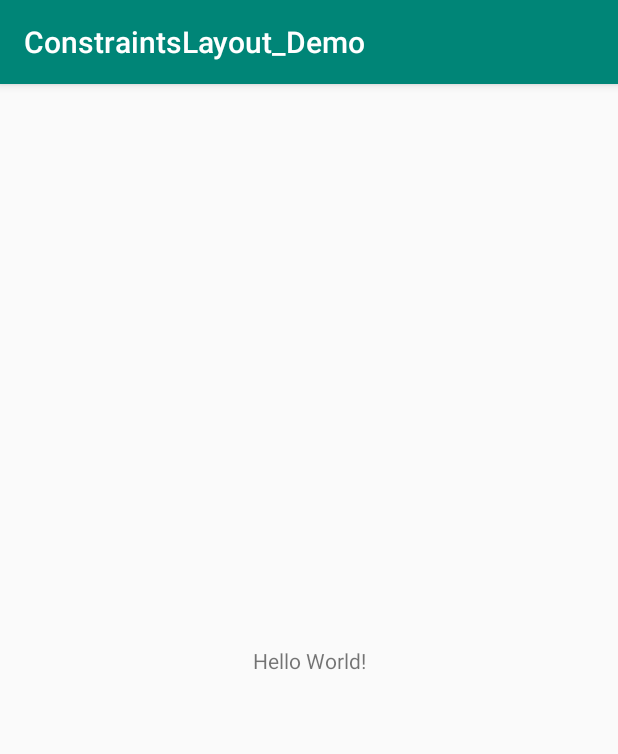
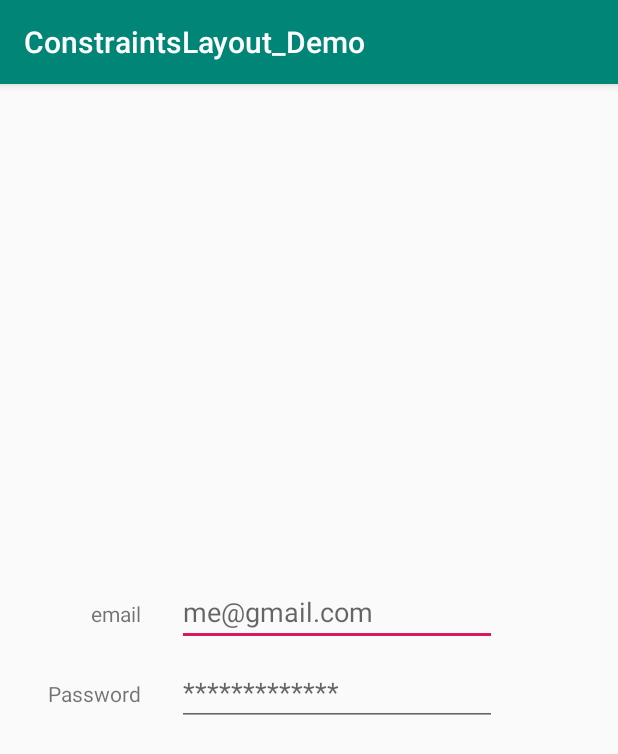
Before and after one commit to EGecius/ConstraintsLayout_Demo, an Android app: the screen it shows after launch (MainActivity), on a phone screen of 412 x 824 dp. Shown: the top 754 px of the screen. Run offline under Robolectric (Android 15) with nearby library versions, the phone set to English and light mode, and no system bars.

Commit message:
add guideline

```diff
--- a/app/src/main/res/layout/activity_main.xml
+++ b/app/src/main/res/layout/activity_main.xml
@@ -1,19 +1,66 @@
 <?xml version="1.0" encoding="utf-8"?>
-<androidx.constraintlayout.widget.ConstraintLayout
-        xmlns:android="http://schemas.android.com/apk/res/android"
-        xmlns:tools="http://schemas.android.com/tools"
-        xmlns:app="http://schemas.android.com/apk/res-auto"
-        android:layout_width="match_parent"
-        android:layout_height="match_parent"
-        tools:context=".MainActivity">
+<androidx.constraintlayout.widget.ConstraintLayout xmlns:android="http://schemas.android.com/apk/res/android"
+                                                   xmlns:app="http://schemas.android.com/apk/res-auto"
+                                                   xmlns:tools="http://schemas.android.com/tools"
+                                                   android:layout_width="match_parent"
+                                                   android:layout_height="match_parent"
+                                                   tools:context=".GuidelineActivity">
 
     <TextView
+            android:id="@+id/textView"
             android:layout_width="wrap_content"
             android:layout_height="wrap_content"
-            android:text="Hello World!"
+            android:layout_marginEnd="8dp"
+            android:layout_marginRight="8dp"
+            android:text="email"
             app:layout_constraintBottom_toBottomOf="parent"
+            app:layout_constraintEnd_toStartOf="@+id/guideline"
+            app:layout_constraintHorizontal_bias="0.43"
             app:layout_constraintLeft_toLeftOf="parent"
             app:layout_constraintRight_toRightOf="parent"
-            app:layout_constraintTop_toTopOf="parent"/>
+            app:layout_constraintTop_toTopOf="parent"
+            app:layout_constraintVertical_bias="0.459"/>
+
+    <TextView
+            android:id="@+id/textView2"
+            android:layout_width="wrap_content"
+            android:layout_height="wrap_content"
+            android:layout_marginEnd="8dp"
+            android:layout_marginRight="8dp"
+            android:text="Password"
+            app:layout_constraintBaseline_toBaselineOf="@+id/editText2"
+            app:layout_constraintEnd_toStartOf="@+id/guideline"/>
+
+    <EditText
+            android:id="@+id/editText"
+            android:layout_width="wrap_content"
+            android:layout_height="wrap_content"
+            android:layout_marginStart="16dp"
+            android:layout_marginLeft="16dp"
+            android:ems="10"
+            android:hint="me@gmail.com"
+            android:inputType="textEmailAddress"
+            app:layout_constraintBaseline_toBaselineOf="@+id/textView"
+            app:layout_constraintStart_toStartOf="@+id/guideline"/>
+
+    <EditText
+            android:id="@+id/editText2"
+            android:layout_width="wrap_content"
+            android:layout_height="wrap_content"
+            android:layout_marginStart="16dp"
+            android:layout_marginLeft="16dp"
+            android:layout_marginTop="8dp"
+            android:ems="10"
+            android:hint="*************"
+            android:inputType="textPassword"
+            app:layout_constraintStart_toStartOf="@+id/guideline"
+            app:layout_constraintTop_toBottomOf="@+id/editText"/>
+
+    <androidx.constraintlayout.widget.Guideline
+            android:id="@+id/guideline"
+            android:layout_width="wrap_content"
+            android:layout_height="wrap_content"
+            android:orientation="vertical"
+            app:layout_constraintGuide_begin="102dp"/>
 
 </androidx.constraintlayout.widget.ConstraintLayout>
```
